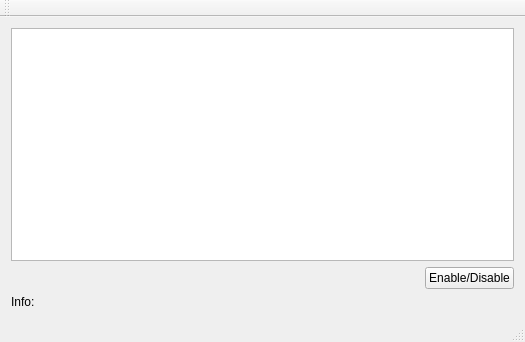
First picture: the form in mainwindow.ui, repository FyodorovAleksej/DeviceManager, before the edit.
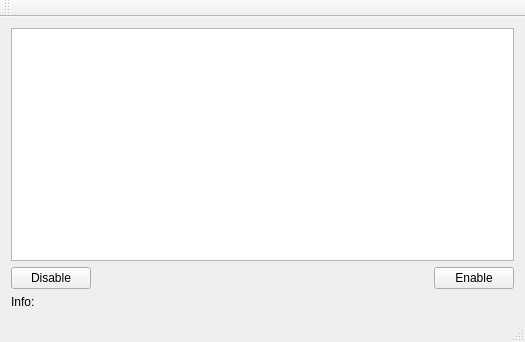
Second picture: the form after the edit.

Patch:
```diff
--- a/mainwindow.ui
+++ b/mainwindow.ui
@@ -22,6 +22,13 @@
       </item>
       <item>
        <layout class="QHBoxLayout" name="horizontalLayout">
+        <item>
+         <widget class="QPushButton" name="disableButton">
+          <property name="text">
+           <string>Disable</string>
+          </property>
+         </widget>
+        </item>
         <item>
          <spacer name="horizontalSpacer">
           <property name="orientation">
@@ -38,7 +45,7 @@
         <item>
          <widget class="QPushButton" name="enableButton">
           <property name="text">
-           <string>Enable/Disable</string>
+           <string>Enable</string>
           </property>
          </widget>
         </item>
```
